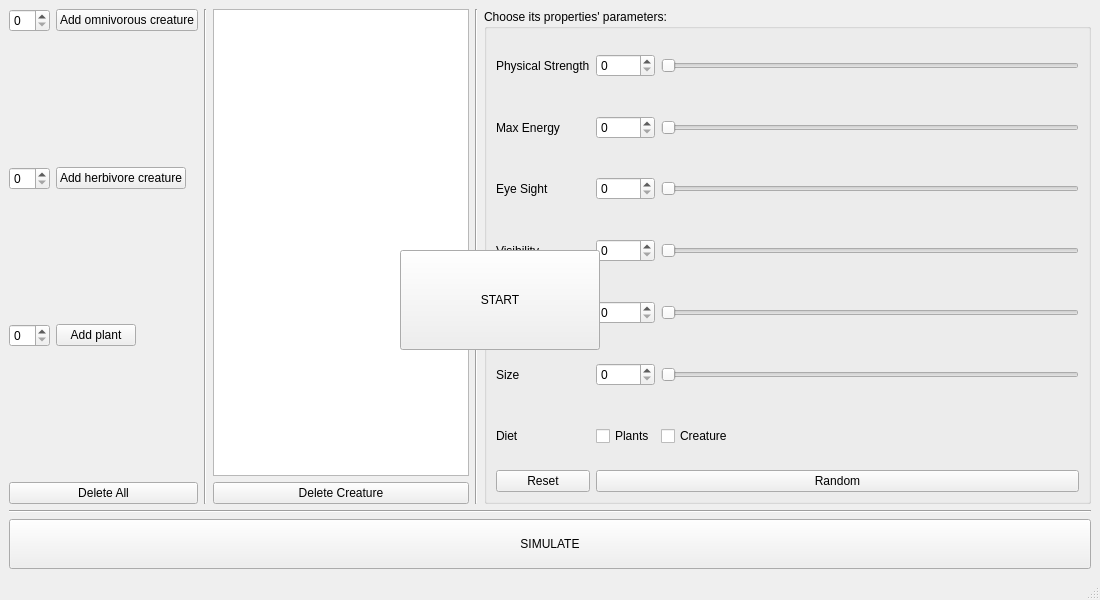
First picture: the form in Evolution_1/mainwindow.ui, repository Natali124/Evolution-Simulator, before the edit.
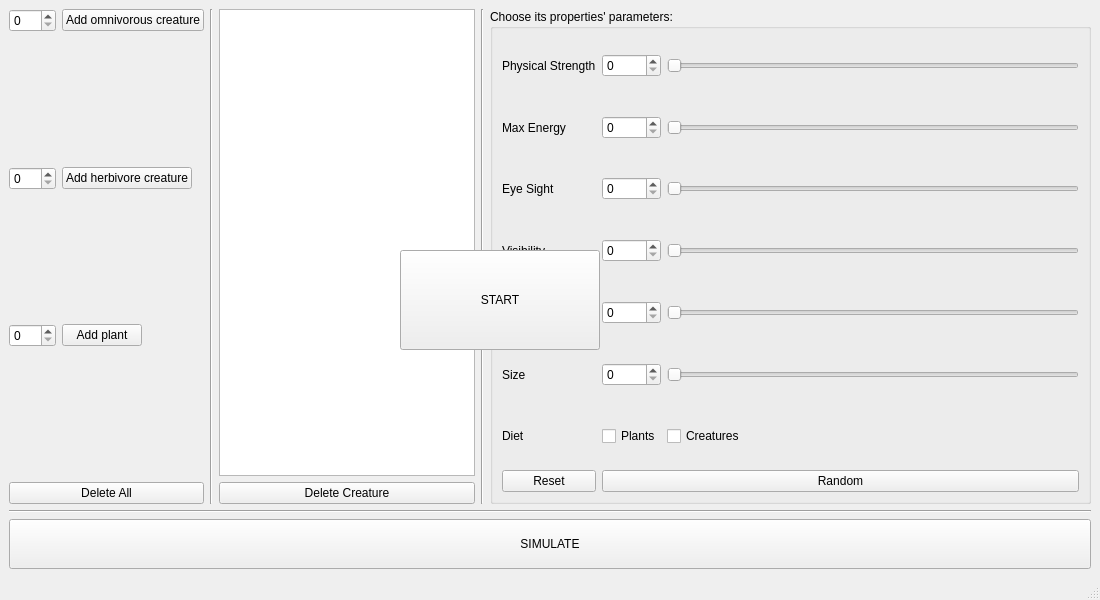
Second picture: the form after the edit.

Commit message: Sorted problem of creature_list solved and capping prey/plant/pred number (respectively) at 999.

The edit to the form file:
```diff
--- a/Evolution_1/mainwindow.ui
+++ b/Evolution_1/mainwindow.ui
@@ -35,6 +35,9 @@
         <verstretch>0</verstretch>
        </sizepolicy>
       </property>
+      <property name="maximum">
+       <number>999</number>
+      </property>
      </widget>
     </item>
     <item row="0" column="1">
@@ -179,7 +182,7 @@
             </sizepolicy>
            </property>
            <property name="text">
-            <string>Creature</string>
+            <string>Creatures</string>
            </property>
           </widget>
          </item>
@@ -422,6 +425,9 @@
         <verstretch>0</verstretch>
        </sizepolicy>
       </property>
+      <property name="maximum">
+       <number>999</number>
+      </property>
      </widget>
     </item>
     <item row="0" column="3" rowspan="6">
@@ -482,6 +488,9 @@
         <verstretch>0</verstretch>
        </sizepolicy>
       </property>
+      <property name="maximum">
+       <number>999</number>
+      </property>
      </widget>
     </item>
     <item row="2" column="1">
```
The commit also changes 1 other file.
